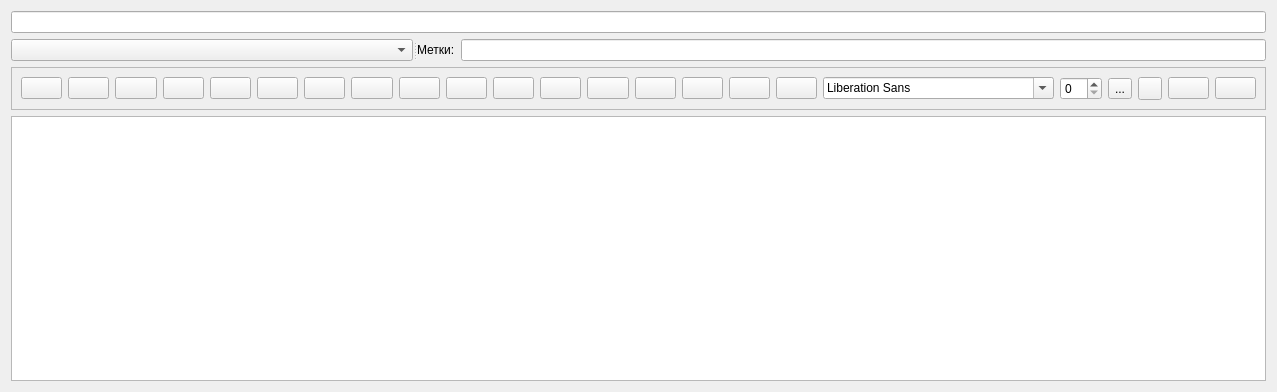
This is NoteRichTextEditor.ui in d1vanov/quentier as Qt 5 draws it before an edit. The edited form follows.
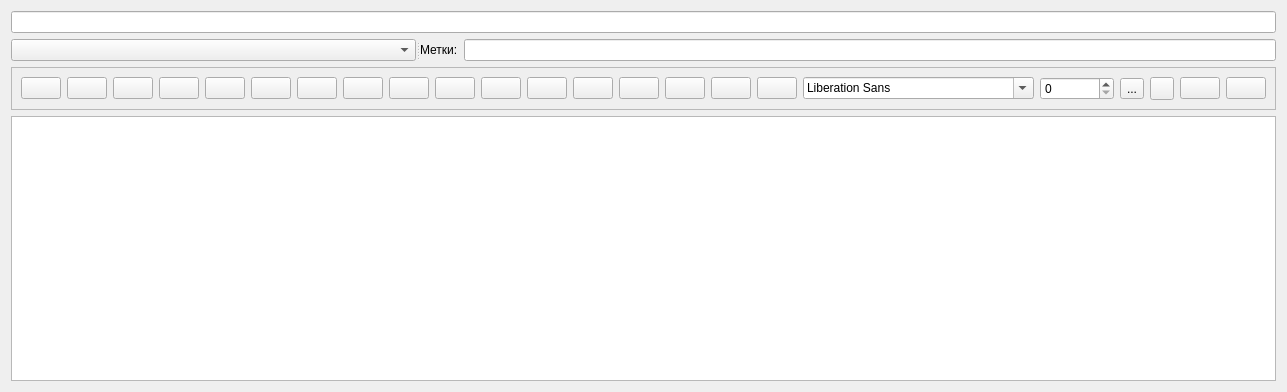
This is the edited form. Icons and pictures are not drawn.

Commit message: Naming, layout and size policy adjustments

What changed in the file:
```diff
--- a/NoteRichTextEditor.ui
+++ b/NoteRichTextEditor.ui
@@ -6,20 +6,29 @@
    <rect>
     <x>0</x>
     <y>0</y>
-    <width>1277</width>
+    <width>1287</width>
     <height>392</height>
    </rect>
   </property>
+  <property name="sizePolicy">
+   <sizepolicy hsizetype="Expanding" vsizetype="Expanding">
+    <horstretch>0</horstretch>
+    <verstretch>0</verstretch>
+   </sizepolicy>
+  </property>
   <property name="windowTitle">
    <string notr="true"/>
   </property>
-  <layout class="QGridLayout" name="gridLayout_3">
-   <item row="0" column="0">
-    <layout class="QGridLayout" name="gridLayout">
-     <item row="0" column="0">
+  <layout class="QVBoxLayout" name="verticalLayout_2">
+   <item>
+    <layout class="QVBoxLayout" name="verticalLayout">
+     <property name="sizeConstraint">
+      <enum>QLayout::SetNoConstraint</enum>
+     </property>
+     <item>
       <widget class="QLineEdit" name="noteName"/>
      </item>
-     <item row="1" column="0">
+     <item>
       <widget class="QSplitter" name="splitterTagsNotebooks">
        <property name="orientation">
         <enum>Qt::Horizontal</enum>
@@ -27,6 +36,9 @@
        <widget class="QComboBox" name="notebookComboBox"/>
        <widget class="QWidget" name="layoutWidget">
         <layout class="QHBoxLayout" name="horizontalLayout">
+         <property name="sizeConstraint">
+          <enum>QLayout::SetNoConstraint</enum>
+         </property>
          <item>
           <widget class="QLabel" name="tagsLabel">
            <property name="text">
@@ -44,22 +56,34 @@
        </widget>
       </widget>
      </item>
-     <item row="2" column="0">
+     <item>
       <widget class="QFrame" name="frameButtons">
+       <property name="sizePolicy">
+        <sizepolicy hsizetype="Expanding" vsizetype="Preferred">
+         <horstretch>0</horstretch>
+         <verstretch>0</verstretch>
+        </sizepolicy>
+       </property>
        <property name="minimumSize">
         <size>
          <width>0</width>
          <height>40</height>
         </size>
        </property>
+       <property name="maximumSize">
+        <size>
+         <width>1280</width>
+         <height>16777215</height>
+        </size>
+       </property>
        <property name="frameShape">
         <enum>QFrame::StyledPanel</enum>
        </property>
        <property name="frameShadow">
         <enum>QFrame::Raised</enum>
        </property>
-       <layout class="QGridLayout" name="gridLayout_2">
-        <item row="0" column="0">
+       <layout class="QHBoxLayout" name="horizontalLayout_2">
+        <item>
          <widget class="QPushButton" name="buttonUndo">
           <property name="toolTip">
            <string>Отмена</string>
@@ -83,7 +107,7 @@
           </property>
          </widget>
         </item>
-        <item row="0" column="1">
+        <item>
          <widget class="QPushButton" name="buttonRedo">
           <property name="toolTip">
            <string>Повторить</string>
@@ -101,7 +125,7 @@
           </property>
          </widget>
         </item>
-        <item row="0" column="2">
+        <item>
          <widget class="QPushButton" name="buttonCut">
           <property name="text">
            <string notr="true"/>
@@ -113,7 +137,7 @@
           </property>
          </widget>
         </item>
-        <item row="0" column="3">
+        <item>
          <widget class="QPushButton" name="buttonCopy">
           <property name="text">
            <string notr="true"/>
@@ -125,7 +149,7 @@
           </property>
          </widget>
         </item>
-        <item row="0" column="4">
+        <item>
          <widget class="QPushButton" name="buttonPaste">
           <property name="text">
            <string notr="true"/>
@@ -137,7 +161,7 @@
           </property>
          </widget>
         </item>
-        <item row="0" column="5">
+        <item>
          <widget class="QPushButton" name="buttonFormatTextBold">
           <property name="text">
            <string notr="true"/>
@@ -149,7 +173,7 @@
           </property>
          </widget>
         </item>
-        <item row="0" column="6">
+        <item>
          <widget class="QPushButton" name="buttonFormatTextItalic">
           <property name="text">
            <string notr="true"/>
@@ -161,7 +185,7 @@
           </property>
          </widget>
         </item>
-        <item row="0" column="7">
+        <item>
          <widget class="QPushButton" name="buttonFormatTextUnderlined">
           <property name="text">
            <string notr="true"/>
@@ -173,7 +197,7 @@
           </property>
          </widget>
         </item>
-        <item row="0" column="8">
+        <item>
          <widget class="QPushButton" name="buttonFormatTextStrikethrough">
           <property name="text">
            <string notr="true"/>
@@ -185,7 +209,7 @@
           </property>
          </widget>
         </item>
-        <item row="0" column="9">
+        <item>
          <widget class="QPushButton" name="buttonFormatTextAlignLeft">
           <property name="text">
            <string notr="true"/>
@@ -197,7 +221,7 @@
           </property>
          </widget>
         </item>
-        <item row="0" column="10">
+        <item>
          <widget class="QPushButton" name="buttonFormatTextAlignCenter">
           <property name="text">
            <string notr="true"/>
@@ -209,7 +233,7 @@
           </property>
          </widget>
         </item>
-        <item row="0" column="11">
+        <item>
          <widget class="QPushButton" name="buttonFormatTextAlignRight">
           <property name="text">
            <string notr="true"/>
@@ -221,8 +245,14 @@
           </property>
          </widget>
         </item>
-        <item row="0" column="12">
+        <item>
          <widget class="QPushButton" name="buttonAddHorizontalLine">
+          <property name="sizePolicy">
+           <sizepolicy hsizetype="Minimum" vsizetype="Fixed">
+            <horstretch>0</horstretch>
+            <verstretch>0</verstretch>
+           </sizepolicy>
+          </property>
           <property name="text">
            <string notr="true"/>
           </property>
@@ -233,7 +263,7 @@
           </property>
          </widget>
         </item>
-        <item row="0" column="13">
+        <item>
          <widget class="QPushButton" name="buttonIndentIncrease">
           <property name="text">
            <string notr="true"/>
@@ -245,7 +275,7 @@
           </property>
          </widget>
         </item>
-        <item row="0" column="14">
+        <item>
          <widget class="QPushButton" name="buttonIndentDecrease">
           <property name="text">
            <string notr="true"/>
@@ -257,7 +287,7 @@
           </property>
          </widget>
         </item>
-        <item row="0" column="15">
+        <item>
          <widget class="QPushButton" name="buttonInsertUnorderedList">
           <property name="text">
            <string notr="true"/>
@@ -269,7 +299,7 @@
           </property>
          </widget>
         </item>
-        <item row="0" column="16">
+        <item>
          <widget class="QPushButton" name="buttonInsertOrderedList">
           <property name="text">
            <string notr="true"/>
@@ -281,20 +311,27 @@
           </property>
          </widget>
         </item>
-        <item row="0" column="17">
+        <item>
          <widget class="QFontComboBox" name="fontComboBox">
           <property name="sizePolicy">
-           <sizepolicy hsizetype="Preferred" vsizetype="Fixed">
+           <sizepolicy hsizetype="Expanding" vsizetype="Fixed">
             <horstretch>0</horstretch>
             <verstretch>0</verstretch>
            </sizepolicy>
           </property>
          </widget>
         </item>
-        <item row="0" column="18">
-         <widget class="QSpinBox" name="spinBoxChooseFontSize"/>
+        <item>
+         <widget class="QSpinBox" name="spinBoxChooseFontSize">
+          <property name="sizePolicy">
+           <sizepolicy hsizetype="Expanding" vsizetype="Fixed">
+            <horstretch>0</horstretch>
+            <verstretch>0</verstretch>
+           </sizepolicy>
+          </property>
+         </widget>
         </item>
-        <item row="0" column="19">
+        <item>
          <widget class="QToolButton" name="toolButtonChooseTextColor">
           <property name="text">
            <string>...</string>
@@ -306,7 +343,7 @@
           </property>
          </widget>
         </item>
-        <item row="0" column="20">
+        <item>
          <widget class="QToolButton" name="toolButtonChooseSelectedTextColor">
           <property name="text">
            <string notr="true"/>
@@ -318,7 +355,7 @@
           </property>
          </widget>
         </item>
-        <item row="0" column="21">
+        <item>
          <widget class="QPushButton" name="buttonSpellCheck">
           <property name="text">
            <string notr="true"/>
@@ -330,7 +367,7 @@
           </property>
          </widget>
         </item>
-        <item row="0" column="22">
+        <item>
          <widget class="QPushButton" name="buttonInsertTodoCheckbox">
           <property name="text">
            <string notr="true"/>
@@ -345,7 +382,7 @@
        </layout>
       </widget>
      </item>
-     <item row="3" column="0">
+     <item>
       <widget class="QTextEdit" name="noteTextEdit"/>
      </item>
     </layout>
```
The commit also changes 5 other files.
